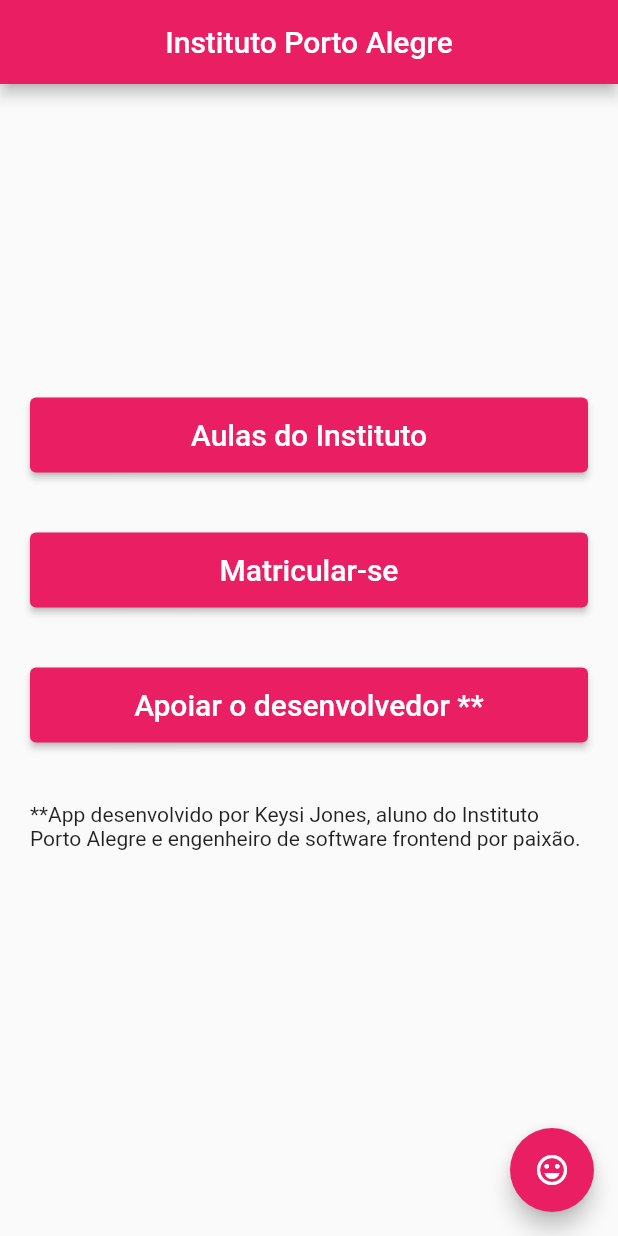
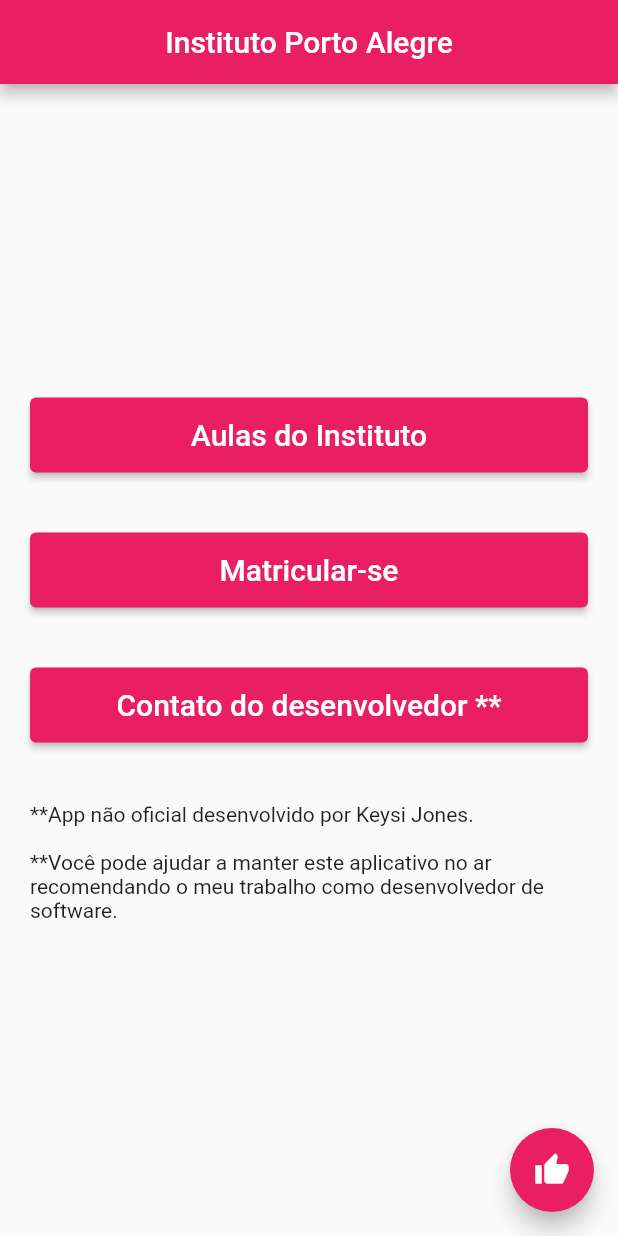
Before and after one commit to KeysiJones/instituto-helper-flutter, a Flutter app: the screen it shows after launch, on a phone screen of 412 x 824 dp. Run offline on Flutter 3.47's test engine with Material 2 defaults, Android fonts, the light colour scheme and no system bars; our stand-ins replace fluttertoast; missing offline and left inert: intent.

Commit message:
fix: ajusta numero de celular e mensagem de contato

```diff
--- a/lib/main.dart
+++ b/lib/main.dart
@@ -128,33 +128,35 @@ class _MyHomePageState extends State<MyHomePage> {
               margin: EdgeInsets.only(top: 20, bottom: 20, left: 20, right: 20),
               height: 50.0,
               child: ElevatedButton(
-                  child: Text('Apoiar o desenvolvedor **',
+                  child: Text('Contato do desenvolvedor **',
                       style: TextStyle(fontSize: 20)),
                   onPressed: () async => await launch(
-                      "https://docs.google.com/forms/d/e/1FAIpQLSd0y43FbhjFRI62qL42DezLBjtwC6nhubskd_JVlxH3js4hbw/viewform")),
+                      "https://wa.me/5551985236176?text=Oi%20Keysi")),
               width: double.infinity,
             ),
             Container(
                 margin:
                     EdgeInsets.only(top: 20, bottom: 20, left: 20, right: 20),
                 height: 80,
-                child: Text(
-                    '**App desenvolvido por Keysi Jones, aluno do Instituto Porto Alegre e engenheiro de software frontend por paixão.',
-                    style: TextStyle(fontSize: 14)))
+                child: Column(children: [
+                  Text(
+                      '**App não oficial desenvolvido por Keysi Jones.\n\n**Você pode ajudar a manter este aplicativo no ar recomendando o meu trabalho como desenvolvedor de software.',
+                      style: TextStyle(fontSize: 14)),
+                ])),
           ],
         ),
       )),
       floatingActionButton: FloatingActionButton(
         onPressed: () {
           Fluttertoast.showToast(
-              msg: '"Faça do Instituto uma prioridade"\n - Thomas S. Monson',
+              msg: 'Se gostou do app compartilha ele com outros alunos !',
               toastLength: Toast.LENGTH_LONG,
               gravity: ToastGravity.BOTTOM,
               backgroundColor: Colors.pink,
               textColor: Colors.white);
         },
-        tooltip: 'Especial',
-        child: Icon(Icons.sentiment_very_satisfied),
+        tooltip: 'Dá uma força aí',
+        child: Icon(Icons.thumb_up),
       ), // This trailing comma makes auto-formatting nicer for build methods.
     );
   }
```
